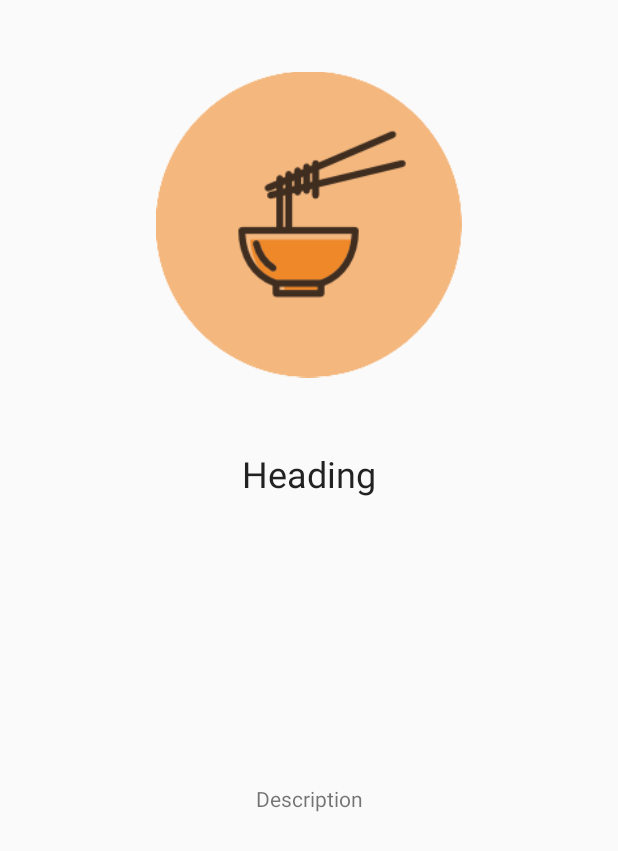
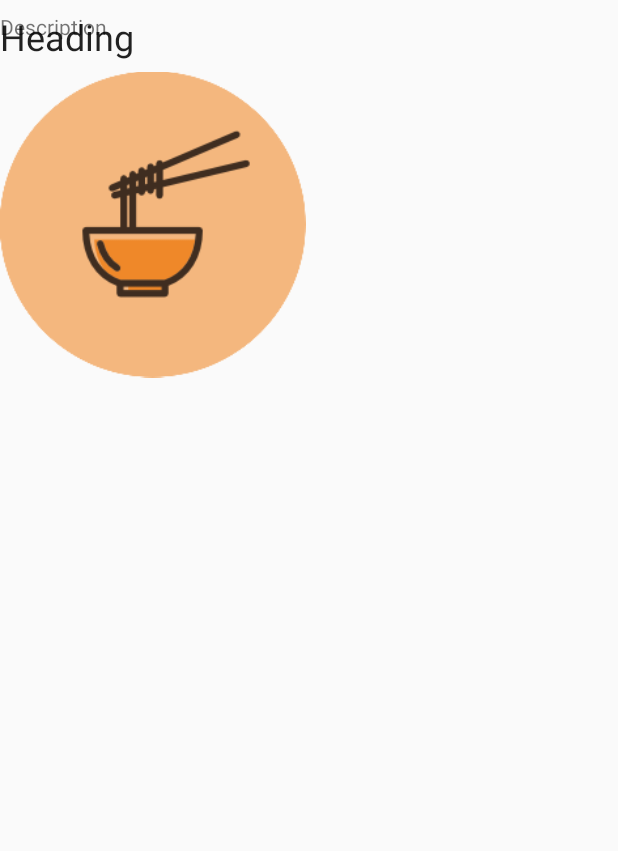
Before and after one commit to KeeperOfTheVoid/onboarding-demo-android, an Android app: the layout slide_layout.xml on its own in the app's theme, with its tools: preview values and no code run, on a phone screen of 412 x 824 dp. Shown: the top 851 px of the screen. Run offline under Robolectric (Android 15) with nearby library versions, the phone set to English and light mode, and no system bars.

Commit message:
Add Slider Adapter
- Add Silder Adapter

NOTE: This doesn't work...

```diff
--- a/app/src/main/java/com/app/keeperofthevoid/onboardingdemo/MainActivity.kt
+++ b/app/src/main/java/com/app/keeperofthevoid/onboardingdemo/MainActivity.kt
@@ -3,6 +3,8 @@ package com.app.keeperofthevoid.onboardingdemo
 import android.support.v7.app.AppCompatActivity
 import android.os.Bundle
 import android.support.v4.view.ViewPager
+import android.transition.Slide
+import android.view.View
 import android.widget.LinearLayout
 
 class MainActivity : AppCompatActivity() {
@@ -10,12 +12,14 @@ class MainActivity : AppCompatActivity() {
     private lateinit var mSlideViewPager: ViewPager
     private lateinit var mDotLayout: LinearLayout
 
-
     override fun onCreate(savedInstanceState: Bundle?) {
         super.onCreate(savedInstanceState)
         setContentView(R.layout.activity_main)
 
         mSlideViewPager = findViewById(R.id.slideViewPager)
         mDotLayout = findViewById(R.id.dotsLayout)
+
+        val viewPager = findViewById<View>(R.id.slideViewPager) as ViewPager
+        viewPager.adapter = SliderAdapter(this)
     }
 }
--- a/app/src/main/res/layout/slide_layout.xml
+++ b/app/src/main/res/layout/slide_layout.xml
@@ -1,5 +1,5 @@
 <?xml version="1.0" encoding="utf-8"?>
-<android.support.constraint.ConstraintLayout
+<RelativeLayout
     xmlns:android="http://schemas.android.com/apk/res/android"
     xmlns:app="http://schemas.android.com/apk/res-auto"
     xmlns:tools="http://schemas.android.com/tools"
@@ -44,4 +44,4 @@
         app:layout_constraintTop_toBottomOf="@+id/headerTextView"
         tools:text="@sample/tools:lorem/random" />
 
-</android.support.constraint.ConstraintLayout>
+</RelativeLayout>
```
Also changed, not shown: app/src/main/java/com/app/keeperofthevoid/onboardingdemo/SliderAdapter.kt (added, +54 -0 lines).
